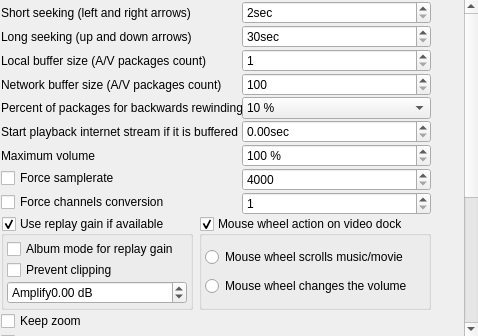
This is src/gui/Ui/SettingsPlayback.ui in zaps166/QMPlay2 as Qt 5 draws it before an edit. The edited form follows.
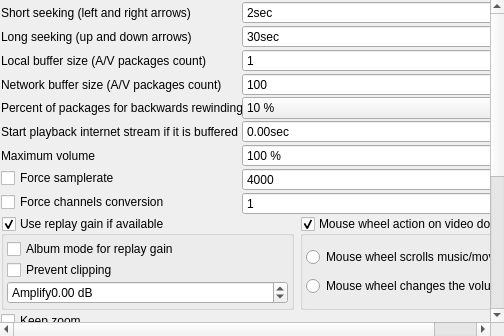
This is the edited form.

Commit message: Add option to toggle playback on left mouse button

Patch:
```diff
--- a/src/gui/Ui/SettingsPlayback.ui
+++ b/src/gui/Ui/SettingsPlayback.ui
@@ -119,6 +119,26 @@
          </layout>
         </widget>
        </item>
+       <item row="17" column="0" colspan="3">
+        <spacer name="verticalSpacer">
+         <property name="orientation">
+          <enum>Qt::Vertical</enum>
+         </property>
+         <property name="sizeHint" stdset="0">
+          <size>
+           <width>20</width>
+           <height>40</height>
+          </size>
+         </property>
+        </spacer>
+       </item>
+       <item row="15" column="0" colspan="2">
+        <widget class="QCheckBox" name="ignorePlaybackError">
+         <property name="text">
+          <string>Play next entry after playback error</string>
+         </property>
+        </widget>
+       </item>
        <item row="0" column="0" colspan="2">
         <layout class="QFormLayout" name="formLayout">
          <property name="fieldGrowthPolicy">
@@ -319,19 +339,6 @@
          </property>
         </spacer>
        </item>
-       <item row="15" column="0" colspan="3">
-        <spacer name="verticalSpacer">
-         <property name="orientation">
-          <enum>Qt::Vertical</enum>
-         </property>
-         <property name="sizeHint" stdset="0">
-          <size>
-           <width>20</width>
-           <height>40</height>
-          </size>
-         </property>
-        </spacer>
-       </item>
        <item row="4" column="0" colspan="2">
         <widget class="QCheckBox" name="showBufferedTimeOnSlider">
          <property name="text">
@@ -409,10 +416,10 @@
          </property>
         </widget>
        </item>
-       <item row="14" column="0" colspan="2">
-        <widget class="QCheckBox" name="ignorePlaybackError">
+       <item row="16" column="0">
+        <widget class="QCheckBox" name="leftMouseTogglePlay">
          <property name="text">
-          <string>Play next entry after playback error</string>
+          <string>Left mouse button on video dock toggles playback</string>
          </property>
         </widget>
        </item>
```
The commit also changes 3 other files.
